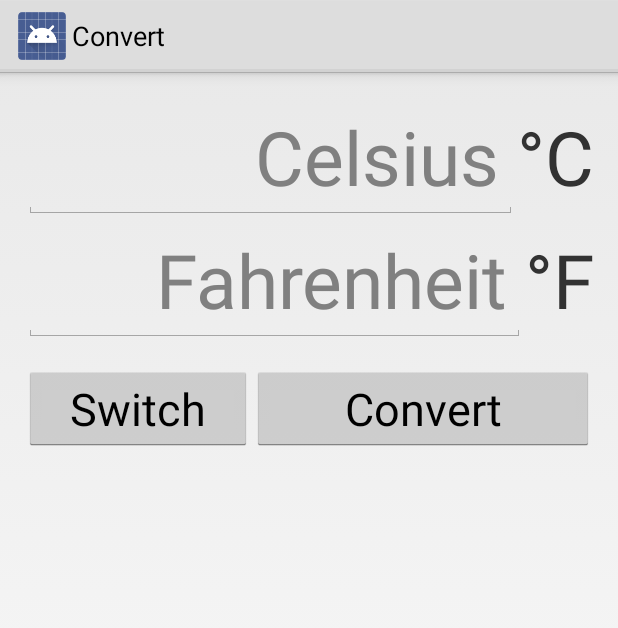
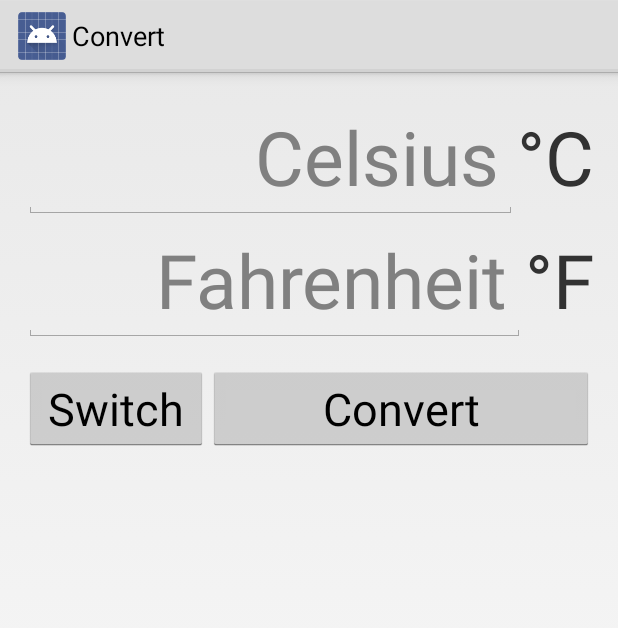
Before and after one commit to aldendino/Convert, an Android app: the screen it shows after launch (MainActivity), on a phone screen of 412 x 824 dp. Shown: the top 628 px of the screen. Run offline under Robolectric (Android 15) with nearby library versions, the phone set to English and light mode, and no system bars.

Commit message:
Added smart button text wrapping and button padding.

```diff
--- a/app/build.gradle
+++ b/app/build.gradle
@@ -3,9 +3,8 @@ apply plugin: 'com.android.application'
 android {
     compileSdkVersion 20
     buildToolsVersion "20.0.0"
-
     defaultConfig {
-        applicationId "com.aldendino.convert"
+        applicationId 'com.aldendino.convert'
         minSdkVersion 16
         targetSdkVersion 20
         versionCode 1
@@ -17,6 +16,8 @@ android {
             proguardFiles getDefaultProguardFile('proguard-android.txt'), 'proguard-rules.pro'
         }
     }
+    productFlavors {
+    }
 }
 
 dependencies {
--- a/app/src/main/res/layout/activity_main.xml
+++ b/app/src/main/res/layout/activity_main.xml
@@ -76,17 +76,21 @@
                 android:id="@+id/switchButton"
                 android:textSize="@dimen/text_large"
                 android:text="@string/switch_button"
-                android:layout_width="0dip"
+                android:layout_width="wrap_content"
                 android:layout_height="wrap_content"
-                android:layout_weight="4" />
+                android:paddingLeft="@dimen/button_horizontal_padding"
+                android:paddingRight="@dimen/button_horizontal_padding"
+                android:layout_weight="0" />
 
             <Button
                 android:id="@+id/convertButton"
                 android:textSize="@dimen/text_large"
                 android:text="@string/convert_button"
-                android:layout_width="0dip"
+                android:paddingLeft="@dimen/button_horizontal_padding"
+                android:paddingRight="@dimen/button_horizontal_padding"
+                android:layout_width="wrap_content"
                 android:layout_height="wrap_content"
-                android:layout_weight="6" />
+                android:layout_weight="1" />
 
         </LinearLayout>
 
--- a/app/src/main/res/values/dimens.xml
+++ b/app/src/main/res/values/dimens.xml
@@ -4,4 +4,5 @@
     <dimen name="activity_vertical_margin">16dp</dimen>
     <dimen name="text_extra_large">50sp</dimen>
     <dimen name="text_large">30sp</dimen>
+    <dimen name="button_horizontal_padding">16dp</dimen>
 </resources>
```
